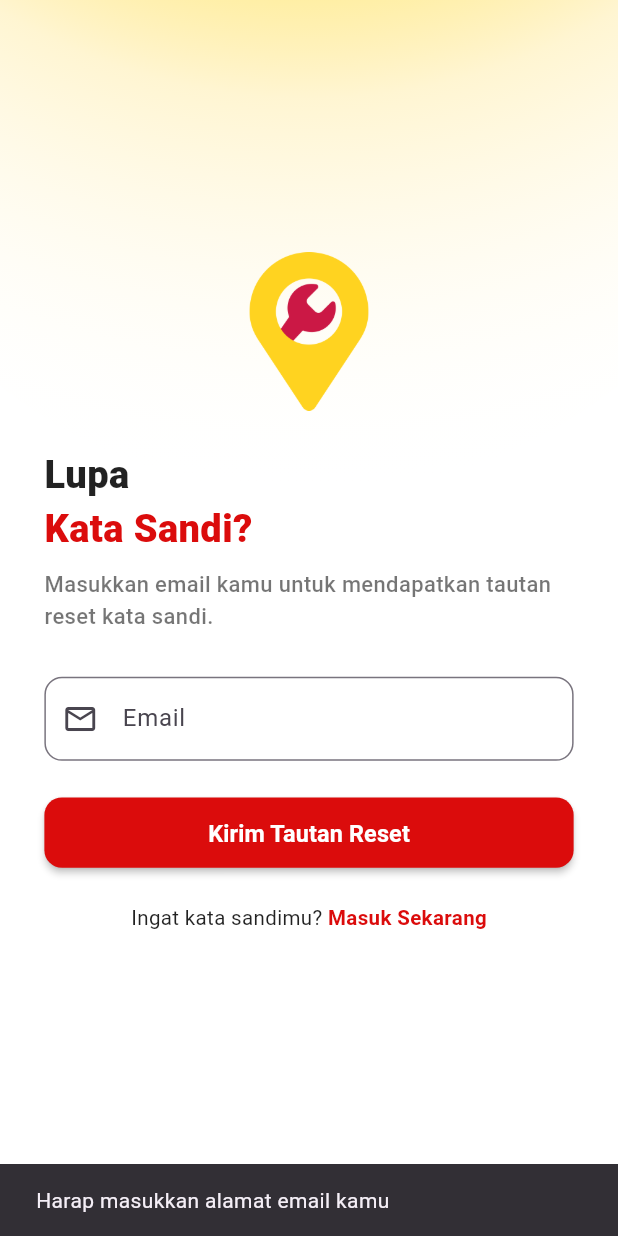
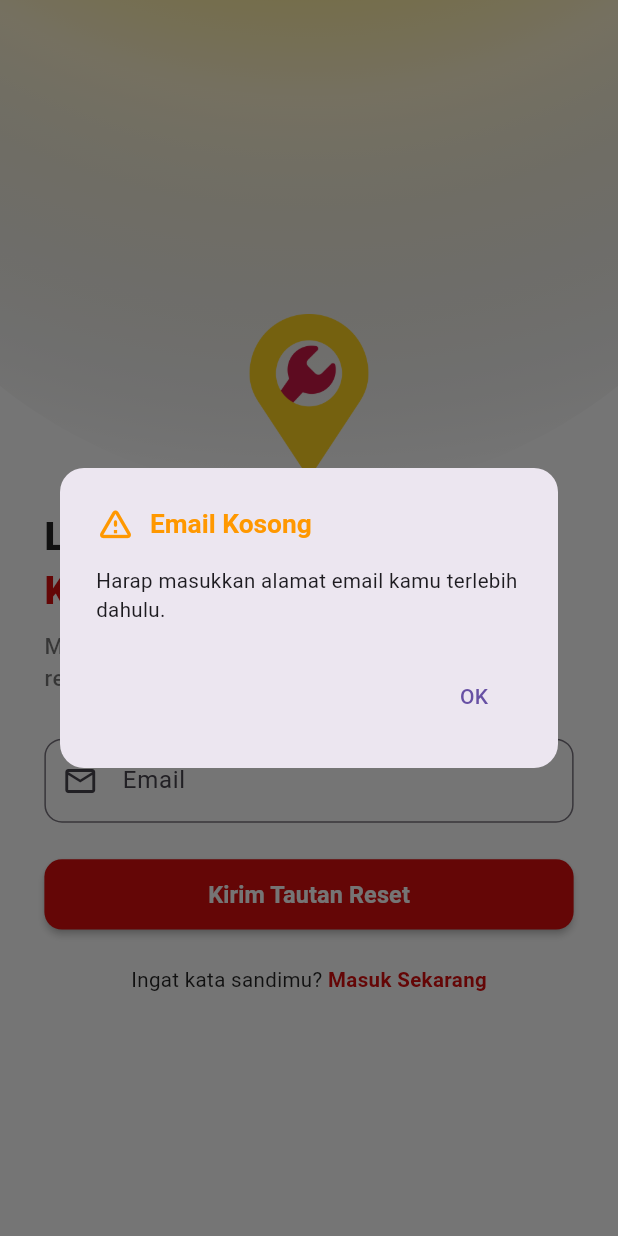
Before and after one commit to Z-A-N/bengkelku, a Flutter app: the LupaKataSandi screen opened directly, after a tap on "Kirim Tautan Reset", on a phone screen of 412 x 824 dp. Run offline on Flutter 3.47's test engine with Material 3 defaults, Android fonts, the phone set to English and light mode, and no system bars; our stand-ins replace firebase_auth, firebase_core, flutter_screenutil; accounts and stored records are empty.

```diff
--- a/lib/screen/auth/forgot_password_screen.dart
+++ b/lib/screen/auth/forgot_password_screen.dart
@@ -2,6 +2,7 @@
 
 import 'package:flutter/material.dart';
 import 'package:flutter_screenutil/flutter_screenutil.dart';
+import 'package:firebase_auth/firebase_auth.dart';
 
 class LupaKataSandi extends StatefulWidget {
   const LupaKataSandi({super.key});
@@ -17,6 +18,7 @@ class _LupaKataSandiState extends State<LupaKataSandi>
   late Animation<Offset> _animasiGeser;
 
   final TextEditingController _emailController = TextEditingController();
+  bool _isLoading = false;
 
   @override
   void initState() {
@@ -50,18 +52,87 @@ class _LupaKataSandiState extends State<LupaKataSandi>
     super.dispose();
   }
 
-  void _kirimLinkReset() {
+  /// Fungsi kirim link reset ke email Firebase
+  Future<void> _kirimLinkReset() async {
     final email = _emailController.text.trim();
+
     if (email.isEmpty) {
-      ScaffoldMessenger.of(context).showSnackBar(
-        const SnackBar(content: Text("Harap masukkan alamat email kamu")),
+      _tampilkanDialog(
+        judul: "Email Kosong",
+        pesan: "Harap masukkan alamat email kamu terlebih dahulu.",
+        ikon: Icons.warning_amber_rounded,
+        warna: Colors.orange,
       );
       return;
     }
 
-    // TODO: Tambahkan logika backend (Firebase / API)
-    ScaffoldMessenger.of(context).showSnackBar(
-      SnackBar(content: Text("Link reset kata sandi telah dikirim ke $email")),
+    setState(() => _isLoading = true);
+
+    try {
+      await FirebaseAuth.instance.sendPasswordResetEmail(email: email);
+      _tampilkanDialog(
+        judul: "Berhasil!",
+        pesan:
+            "Tautan reset kata sandi telah dikirim ke:\n$email\n\nCek kotak masuk atau folder spam kamu.",
+        ikon: Icons.email_outlined,
+        warna: Colors.green,
+      );
+    } on FirebaseAuthException catch (e) {
+      String pesan = "Terjadi kesalahan. Coba lagi nanti.";
+      IconData ikon = Icons.error_outline;
+      Color warna = Colors.redAccent;
+
+      switch (e.code) {
+        case "invalid-email":
+          pesan = "Format email tidak valid. Pastikan alamat email benar.";
+          break;
+        case "user-not-found":
+          pesan =
+              "Email ini tidak terdaftar. Silakan periksa kembali atau daftar akun baru.";
+          break;
+        case "network-request-failed":
+          pesan = "Koneksi internet bermasalah. Coba lagi.";
+          break;
+      }
+
+      _tampilkanDialog(judul: "Gagal", pesan: pesan, ikon: ikon, warna: warna);
+    } finally {
+      if (mounted) setState(() => _isLoading = false);
+    }
+  }
+
+  void _tampilkanDialog({
+    required String judul,
+    required String pesan,
+    required IconData ikon,
+    required Color warna,
+  }) {
+    showDialog(
+      context: context,
+      builder: (context) => AlertDialog(
+        shape: RoundedRectangleBorder(borderRadius: BorderRadius.circular(16)),
+        title: Row(
+          children: [
+            Icon(ikon, color: warna, size: 26),
+            const SizedBox(width: 10),
+            Text(
+              judul,
+              style: TextStyle(
+                color: warna,
+                fontWeight: FontWeight.bold,
+                fontSize: 18.sp,
+              ),
+            ),
+          ],
+        ),
+        content: Text(pesan, style: TextStyle(fontSize: 14.sp, height: 1.4)),
+        actions: [
+          TextButton(
+            child: const Text("OK"),
+            onPressed: () => Navigator.pop(context),
+          ),
+        ],
+      ),
     );
   }
 
@@ -91,13 +162,11 @@ class _LupaKataSandiState extends State<LupaKataSandi>
                         opacity: _animasiFade,
                         child: SlideTransition(
                           position: _animasiGeser,
-                          child: Center(
                           child: Image.asset(
                             'assets/logo.png',
                             width: 100.w,
                             height: 100.w,
                             fit: BoxFit.contain,
-                            ),
                           ),
                         ),
                       ),
@@ -136,7 +205,6 @@ class _LupaKataSandiState extends State<LupaKataSandi>
 
                       SizedBox(height: 10.h),
 
-                      // 🗒 Deskripsi dengan efek mengetik tanpa kursor
                       const DeskripsiAnimasi(),
 
                       SizedBox(height: 30.h),
@@ -172,7 +240,7 @@ class _LupaKataSandiState extends State<LupaKataSandi>
                             width: double.infinity,
                             height: 48.h,
                             child: ElevatedButton(
-                              onPressed: _kirimLinkReset,
+                              onPressed: _isLoading ? null : _kirimLinkReset,
                               style: ElevatedButton.styleFrom(
                                 backgroundColor: const Color(0xFFDB0C0C),
                                 shape: RoundedRectangleBorder(
@@ -180,7 +248,12 @@ class _LupaKataSandiState extends State<LupaKataSandi>
                                 ),
                                 elevation: 2,
                               ),
-                              child: Text(
+                              child: _isLoading
+                                  ? const CircularProgressIndicator(
+                                      color: Colors.white,
+                                      strokeWidth: 2,
+                                    )
+                                  : Text(
                                       "Kirim Tautan Reset",
                                       style: TextStyle(
                                         fontSize: 16.sp,
@@ -195,7 +268,7 @@ class _LupaKataSandiState extends State<LupaKataSandi>
 
                       SizedBox(height: 25.h),
 
-                      // 🔙 Kembali ke Halaman Login
+                      // 🔙 Kembali ke Login
                       FadeTransition(
                         opacity: _animasiFade,
                         child: Row(
@@ -209,9 +282,7 @@ class _LupaKataSandiState extends State<LupaKataSandi>
                               ),
                             ),
                             GestureDetector(
-                              onTap: () {
-                                Navigator.pop(context);
-                              },
+                              onTap: () => Navigator.pop(context),
                               child: Text(
                                 "Masuk Sekarang",
                                 style: TextStyle(
@@ -224,8 +295,6 @@ class _LupaKataSandiState extends State<LupaKataSandi>
                           ],
                         ),
                       ),
-
-                      SizedBox(height: 0.1.sh),
                     ],
                   ),
                 ),
@@ -266,20 +335,18 @@ class _LukisMatahariTerbit extends CustomPainter {
   void paint(Canvas canvas, Size size) {
     final Offset tengah = Offset(size.width / 2, 0);
     final Rect area = Rect.fromCircle(center: tengah, radius: diameter / 2);
-
     final Paint kuas = Paint()
-      ..shader = RadialGradient(
+      ..shader = const RadialGradient(
         colors: [
-          const Color(0xFFFFF59D),
-          const Color(0xFFFFEE58),
-          const Color.fromARGB(60, 255, 214, 64),
-          Colors.white.withOpacity(0.0),
+          Color(0xFFFFF59D),
+          Color(0xFFFFEE58),
+          Color.fromARGB(60, 255, 214, 64),
+          Colors.transparent,
         ],
-        stops: const [0.0, 0.3, 0.6, 1.0],
+        stops: [0.0, 0.3, 0.6, 1.0],
         center: Alignment.topCenter,
         radius: 1.0,
       ).createShader(area);
-
     canvas.drawCircle(tengah, diameter / 2, kuas);
   }
 
@@ -288,7 +355,7 @@ class _LukisMatahariTerbit extends CustomPainter {
 }
 
 //
-// 💬 Deskripsi Animasi dengan Efek Mengetik (tanpa kursor)
+// 💬 Deskripsi Animasi (efek mengetik)
 //
 class DeskripsiAnimasi extends StatefulWidget {
   const DeskripsiAnimasi({super.key});
@@ -308,7 +375,6 @@ class _DeskripsiAnimasiState extends State<DeskripsiAnimasi> {
   void initState() {
     super.initState();
 
-    // Delay sebelum animasi mulai
     Future.delayed(const Duration(milliseconds: 300), () {
       if (!mounted) return;
       setState(() {
@@ -319,7 +385,6 @@ class _DeskripsiAnimasiState extends State<DeskripsiAnimasi> {
     });
   }
 
-  // Efek mengetik huruf per huruf
   void _typeWriterEffect() async {
     for (int i = 0; i < _text.length; i++) {
       await Future.delayed(const Duration(milliseconds: 25));
--- a/lib/screen/auth/login_screen.dart
+++ b/lib/screen/auth/login_screen.dart
@@ -271,13 +271,13 @@ class _MasukState extends State<Masuk> with SingleTickerProviderStateMixin {
                       // 🟢 Tombol Google
                       _tombolSosial(
                         'Lanjut dengan Google',
-                        'assets/google.png',
+                        'assets/google.webp',
                       ),
 
                       SizedBox(height: 15.h),
 
                       // 🔵 Tombol Facebook
-                      _tombolSosial('Lanjut dengan Facebook', 'assets/fb.png'),
+                      _tombolSosial('Lanjut dengan Facebook', 'assets/fb.webp'),
 
                       SizedBox(height: 25.h),
 
```
Also changed, not shown: lib/screen/auth/register_screen.dart (+236 -140 lines), assets/fb.png (deleted), assets/fb.webp (added), assets/google.png (deleted), assets/google.webp (added). Lines whose indentation alone changed are shown as unchanged.
